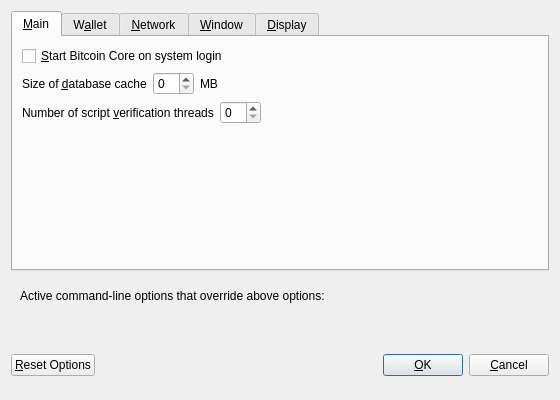
Before: the Qt Designer form src/qt/forms/optionsdialog.ui in viacoin/viacoin-obsolete, drawn with Qt 5.
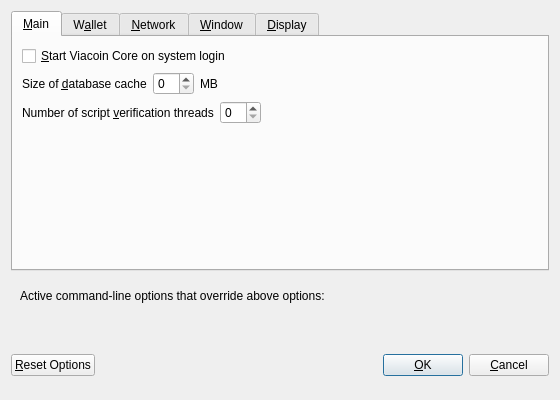
After: the same form once the commit is applied. Custom widgets are drawn as their Qt base class.

What changed in the file:
```diff
--- a/src/qt/forms/optionsdialog.ui
+++ b/src/qt/forms/optionsdialog.ui
@@ -33,7 +33,7 @@
           <string>Automatically start Bitcoin Core after logging in to the system.</string>
          </property>
          <property name="text">
-          <string>&amp;Start Bitcoin Core on system login</string>
+          <string>&amp;Start Viacoin Core on system login</string>
          </property>
         </widget>
        </item>
```
Left out of the diff: 2 changed lines with no effect on the pictures.
